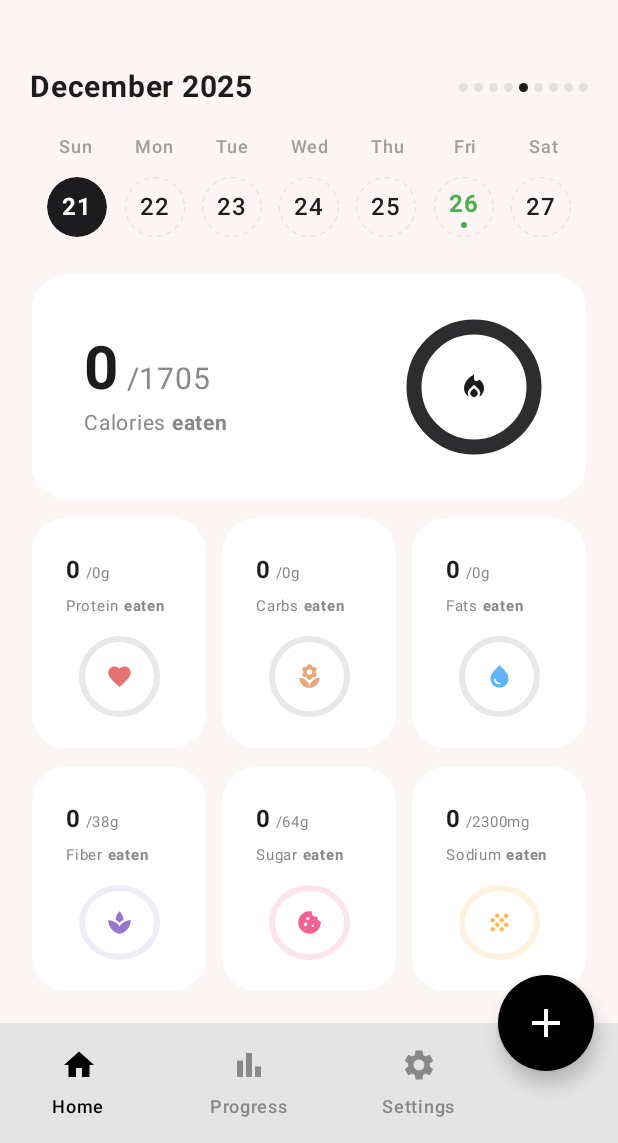
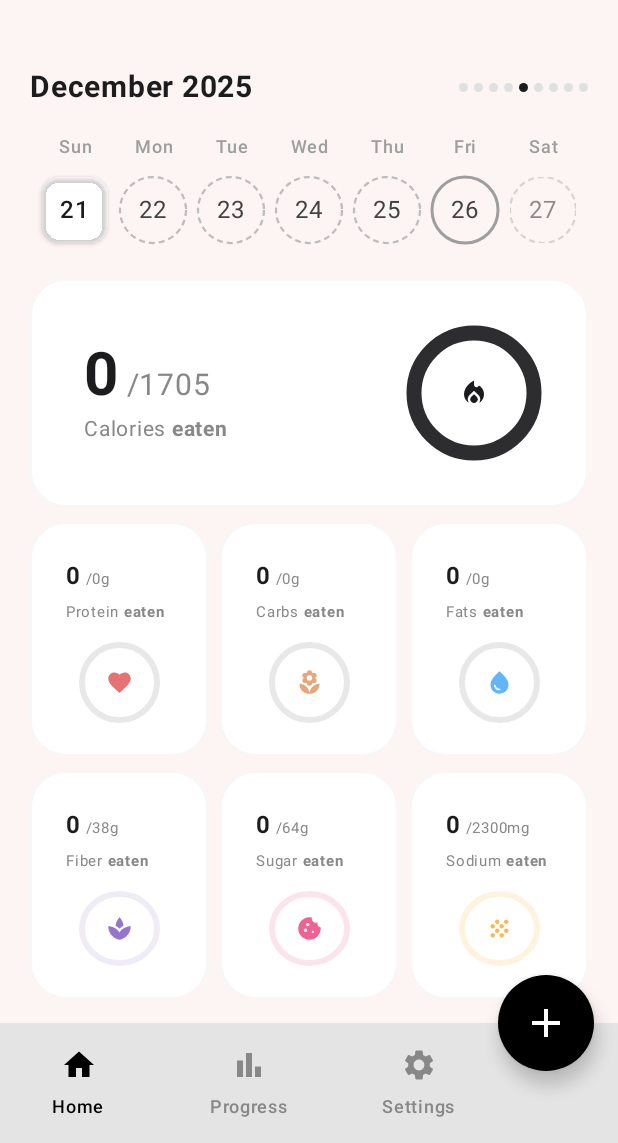
Before and after one commit to isaacmuigai-dev/CalView, an Android app built with Jetpack Compose: the MainTabs screen opened through its navigation route, after a tap on "21", on a phone screen of 412 x 824 dp, the part 93-1236 px from its top. Run offline under Robolectric (Android 15) with nearby library versions, the phone set to English and light mode, and no system bars; our stand-ins replace Dagger/Hilt's generated code, Room's generated code.

Commit message:
feat: Calendar borders match reference - dashed/coral/gray + Saturday fade
DateItemCompact border styles:
- Dashed gray (#BDBDBD): days with no meals logged
- Coral solid (#E88B8B): days with meals logged
- Gray solid (#9E9E9E): today (current day)
- White rounded rect with shadow: selected day

Saturday fade effect:
- Saturday at week edge fades to 60% alpha
- Returns to normal when selected

Size: 44dp items with proper spacing

```diff
--- a/feature-dashboard/src/main/java/com/example/calview/feature/dashboard/DashboardScreen.kt
+++ b/feature-dashboard/src/main/java/com/example/calview/feature/dashboard/DashboardScreen.kt
@@ -39,6 +39,8 @@ import androidx.compose.ui.Modifier
 import androidx.compose.ui.draw.clip
 import androidx.compose.ui.draw.drawBehind
 import androidx.compose.ui.draw.scale
+import androidx.compose.ui.draw.alpha
+import androidx.compose.ui.draw.shadow
 import androidx.compose.ui.geometry.CornerRadius
 import androidx.compose.ui.graphics.Color
 import androidx.compose.ui.graphics.PathEffect
@@ -554,22 +556,39 @@ private fun DateItemCompact(
     hasMeals: Boolean,
     onClick: () -> Unit
 ) {
-    // Premium color palette
-    val coralColor = Color(0xFFE57373)
-    val grayColor = Color(0xFFE0E0E0)
-    val selectedBgColor = MaterialTheme.colorScheme.primary
-    val todayIndicatorColor = Color(0xFF4CAF50)
+    // Colors matching reference image exactly
+    val coralColor = Color(0xFFE88B8B) // Coral/red for meals logged
+    val grayDashedColor = Color(0xFFBDBDBD) // Gray for dashed borders
+    val todayBorderColor = Color(0xFF9E9E9E) // Gray solid for today
+    val selectedBgColor = Color.White // White background for selected
+
+    // Check if Saturday (for fade effect at edge of week)
+    val isSaturday = day.get(Calendar.DAY_OF_WEEK) == Calendar.SATURDAY
+    val alphaModifier = if (isSaturday && !isSelected) 0.6f else 1f
 
     Box(
         modifier = Modifier
-            .size(40.dp)
-            .clip(CircleShape)
+            .size(44.dp)
+            .alpha(alphaModifier)
             .then(
                 when {
                     isSelected -> {
-                        Modifier.background(selectedBgColor, CircleShape)
+                        // Selected: white rounded rectangle background with subtle shadow
+                        Modifier
+                            .background(selectedBgColor, RoundedCornerShape(12.dp))
+                            .shadow(2.dp, RoundedCornerShape(12.dp))
+                    }
+                    isToday && !hasMeals -> {
+                        // Today (no meals): solid gray circle border
+                        Modifier.drawBehind {
+                            drawCircle(
+                                color = todayBorderColor,
+                                style = Stroke(width = 2.dp.toPx())
+                            )
+                        }
                     }
                     hasMeals -> {
+                        // Meals logged: solid coral/red circle border
                         Modifier.drawBehind {
                             drawCircle(
                                 color = coralColor,
@@ -578,14 +597,14 @@ private fun DateItemCompact(
                         }
                     }
                     else -> {
-                        // Dashed gray circle border for all other dates
+                        // No meals: dashed gray circle border
                         Modifier.drawBehind {
                             drawCircle(
-                                color = grayColor,
+                                color = grayDashedColor,
                                 style = Stroke(
                                     width = 1.5.dp.toPx(),
                                     pathEffect = PathEffect.dashPathEffect(
-                                        floatArrayOf(5f, 5f),
+                                        floatArrayOf(6f, 4f),
                                         0f
                                     )
                                 )
@@ -597,28 +616,16 @@ private fun DateItemCompact(
             .clickable { onClick() },
         contentAlignment = Alignment.Center
     ) {
-        Column(horizontalAlignment = Alignment.CenterHorizontally) {
         Text(
             text = day.get(Calendar.DAY_OF_MONTH).toString(),
             fontSize = 16.sp,
-                fontWeight = if (isSelected || isToday) FontWeight.Bold else FontWeight.Medium,
+            fontWeight = if (isSelected) FontWeight.SemiBold else FontWeight.Normal,
             color = when {
-                    isSelected -> Color.White
-                    isToday -> todayIndicatorColor
+                isSelected -> MaterialTheme.colorScheme.onBackground
                 hasMeals -> coralColor
-                    else -> MaterialTheme.colorScheme.onBackground
+                else -> Color(0xFF424242)
             }
         )
-
-            // Today indicator dot
-            if (isToday && !isSelected) {
-                Box(
-                    modifier = Modifier
-                        .size(4.dp)
-                        .background(todayIndicatorColor, CircleShape)
-                )
-            }
-        }
     }
 }
 
```
Lines whose indentation alone changed are shown as unchanged.
